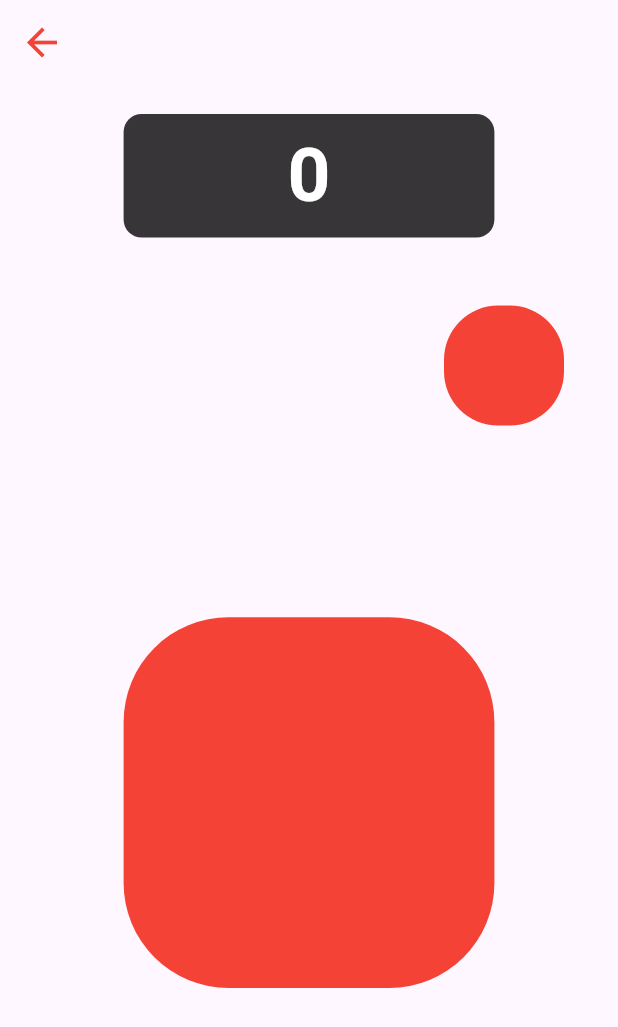
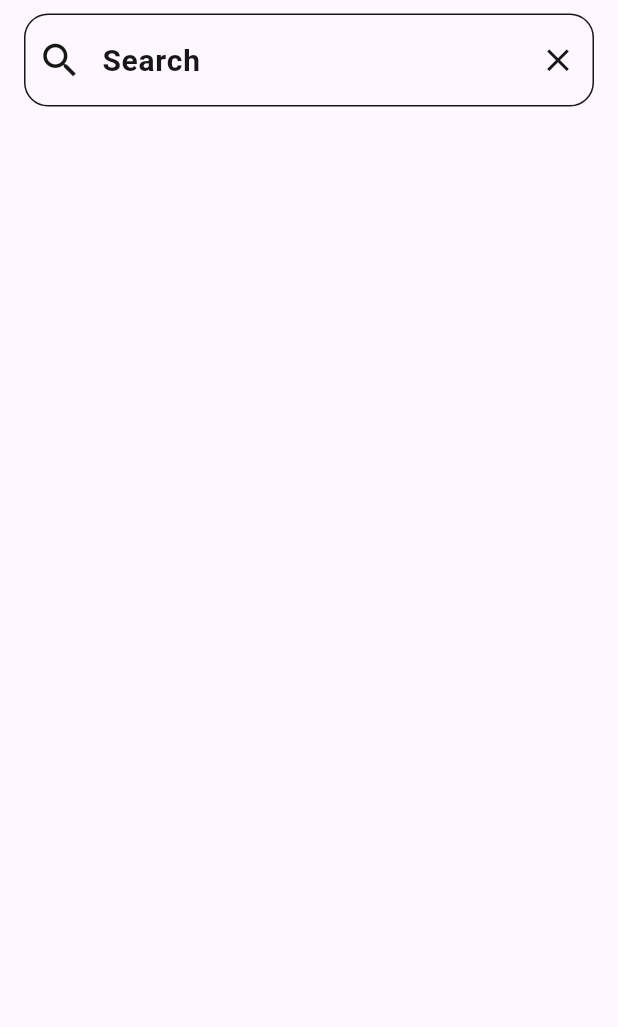
Before and after one commit to mohamedabdelsaea/again_news, a Flutter app: the screen it shows after launch, scrolled down 576 dp, after a tap on the "search" icon, on a phone screen of 412 x 824 dp. Shown: the top 1027 px of the screen. Run offline on Flutter 3.47's test engine with Material 3 defaults, Android fonts, the phone set to English and light mode, and no system bars; our stand-ins replace cached_network_image, flutter_bloc, skeletonizer.

Commit message:
# finish show bottom sheet * add screen search no finish

```diff
--- a/lib/core/route/app_routes.dart
+++ b/lib/core/route/app_routes.dart
@@ -1,6 +1,6 @@
 import 'package:again_news/core/route/page_route_name.dart';
 import 'package:again_news/modules/home/home_screen.dart';
-import 'package:again_news/modules/splash/sibha_screen.dart';
+import 'package:again_news/modules/home/search/search_screen.dart';
 import 'package:again_news/modules/splash/splash_screen.dart';
 import 'package:flutter/material.dart';
 
@@ -15,11 +15,10 @@ class AppRoutes {
         return MaterialPageRoute(
           builder: (context) => HomeScreen(),
         );
-      case PageRouteName.sibha:
+      case PageRouteName.search:
         return MaterialPageRoute(
-          builder: (context) => SibhaScreen(),
+          builder: (context) => SearchScreen(),
         );
-
       default:
         return MaterialPageRoute(
           builder: (context) => SplashScreen(),
--- a/lib/core/route/page_route_name.dart
+++ b/lib/core/route/page_route_name.dart
@@ -1,5 +1,5 @@
 class PageRouteName {
   static const String initial = '/';
   static const String home = 'home';
-  static const String sibha = 'sibha';
+  static const String search = 'search';
 }
--- a/lib/modules/home/home_screen.dart
+++ b/lib/modules/home/home_screen.dart
@@ -44,9 +44,8 @@ class _HomeScreenState extends State<HomeScreen> {
               actions: [
                 GestureDetector(
                   onTap: () {
-                    navigatorKey.currentState!.pushNamedAndRemoveUntil(
-                      PageRouteName.sibha,
-                      (route) => false,
+                    navigatorKey.currentState!.pushNamed(
+                      PageRouteName.search,
                     );
                   },
                   child: Icon(
--- /dev/null
+++ b/lib/modules/home/search/search_screen.dart
@@ -0,0 +1,65 @@
+import 'package:again_news/core/theme/app_color.dart';
+import 'package:again_news/main.dart';
+import 'package:flutter/material.dart';
+
+class SearchScreen extends StatelessWidget {
+  const SearchScreen({super.key});
+
+  @override
+  Widget build(BuildContext context) {
+    return Scaffold(
+      body: CustomScrollView(
+        slivers: [
+          SliverAppBar(
+            leading: SizedBox(),
+            leadingWidth: 0,
+            toolbarHeight: 80,
+            floating: true,
+            title: TextFormField(
+              decoration: InputDecoration(
+                hintText: 'Search',
+                prefixIcon: Icon(
+                  Icons.search,
+                  color: AppColor.black,
+                  size: 30,
+                ),
+                suffixIcon: InkWell(
+                    onTap: () {
+                      navigatorKey.currentState!.pop();
+                    },
+                    child: Icon(
+                      Icons.close,
+                      size: 25,
+                      color: AppColor.black,
+                    )),
+                hintStyle: TextStyle(
+                  fontSize: 20,
+                  color: AppColor.black,
+                  fontWeight: FontWeight.w600,
+                ),
+                enabledBorder: OutlineInputBorder(
+                  borderRadius: BorderRadius.circular(16),
+                  borderSide: BorderSide(
+                    color: AppColor.black,
+                  ),
+                ),
+                disabledBorder: OutlineInputBorder(
+                  borderRadius: BorderRadius.circular(16),
+                  borderSide: BorderSide(
+                    color: AppColor.black,
+                  ),
+                ),
+                border: OutlineInputBorder(
+                  borderRadius: BorderRadius.circular(16),
+                  borderSide: BorderSide(
+                    color: AppColor.black,
+                  ),
+                ),
+              ),
+            ),
+          ),
+        ],
+      ),
+    );
+  }
+}
--- a/lib/modules/home/widgets/bottom_articles_sheet.dart
+++ b/lib/modules/home/widgets/bottom_articles_sheet.dart
@@ -2,6 +2,7 @@ import 'package:again_news/core/theme/app_color.dart';
 import 'package:again_news/model/article_model.dart';
 import 'package:cached_network_image/cached_network_image.dart';
 import 'package:flutter/material.dart';
+import 'package:url_launcher/url_launcher.dart';
 
 class BottomArticlesSheet {
   static void show(BuildContext context, Article article) {
@@ -54,13 +55,19 @@ class BottomArticlesSheet {
                   style: FilledButton.styleFrom(
                     backgroundColor: AppColor.black,
                     foregroundColor: AppColor.white,
-                    shape: RoundedRectangleBorder(borderRadius: BorderRadiusGeometry.circular(8)),
+                    shape: RoundedRectangleBorder(
+                        borderRadius: BorderRadiusGeometry.circular(8)),
                     textStyle: TextStyle(
                       fontWeight: FontWeight.bold,
                       fontSize: 20,
                     ),
                   ),
-                  onPressed: () {},
+                  onPressed: () {
+                    launchUrl(
+                      Uri.parse(article.url ?? 'error'),
+                      mode: LaunchMode.inAppBrowserView,
+                    );
+                  },
                   child: Row(
                     mainAxisAlignment: MainAxisAlignment.center,
                     children: [
--- a/lib/modules/splash/sibha_screen.dart
+++ /dev/null
@@ -1,103 +0,0 @@
-import 'package:again_news/core/route/page_route_name.dart';
-import 'package:again_news/main.dart';
-import 'package:flutter/material.dart';
-
-class SibhaScreen extends StatefulWidget {
-  const SibhaScreen({super.key});
-
-  @override
-  State<SibhaScreen> createState() => _SibhaScreenState();
-}
-
-class _SibhaScreenState extends State<SibhaScreen> {
-  int num = 0;
-
-  void addNum() {
-    num++;
-    setState(() {
-    });
-  }
-
-  void deleteNum() {
-    num = 0;
-    setState(() {
-    });
-  }
-
-  @override
-  Widget build(BuildContext context) {
-    var size = MediaQuery.of(context).size;
-    var theme = Theme.of(context);
-    return Scaffold(
-      appBar: AppBar(leading: IconButton(onPressed: () {
-        navigatorKey.currentState!.pushNamed(PageRouteName.home);
-      }, icon: Icon(Icons.arrow_back,color: Colors.red,size: 30,)),),
-      body: Column(
-        children: [
-          SizedBox(height: 20),
-          Align(
-            alignment: Alignment.center,
-            child: Container(
-              alignment: Alignment.center,
-              width: size.width * 0.6,
-              height: size.height * 0.1,
-              decoration: BoxDecoration(
-                borderRadius: BorderRadius.circular(12),
-                color: Colors.black.withAlpha(200),
-              ),
-              child: Center(
-                child: Text(
-                  '$num',
-                  style: theme.textTheme.bodySmall?.copyWith(
-                      fontWeight: FontWeight.bold,
-                      color: Colors.white,
-                      fontSize: 50),
-                ),
-              ),
-            ),
-          ),
-          SizedBox(height: size.height * 0.055),
-          GestureDetector(
-            onTap: () {
-              setState(() {
-                deleteNum();
-              });
-            },
-            child: Row(
-              mainAxisAlignment: MainAxisAlignment.end,
-              children: [
-                Padding(
-                  padding: const EdgeInsets.symmetric(horizontal: 36.0),
-                  child: Container(
-                    width: 80,
-                    height: 80,
-                    decoration: BoxDecoration(
-                      borderRadius: BorderRadius.circular(36),
-                      color: Colors.red,
-                    ),
-                  ),
-                ),
-              ],
-            ),
-          ),
-          SizedBox(height: size.height * 0.155),
-          GestureDetector(
-            onTap: () {
-              setState(() {
-                addNum();
-              });
-            },
-            child: Container(
-              width: size.width * 0.6,
-              height: size.height * 0.3,
-              decoration: BoxDecoration(
-                borderRadius: BorderRadius.circular(70),
-                color: Colors.red,
-              ),
-            ),
-          ),
-        ],
-      ),
-    );
-  }
-}
--- a/pubspec.yaml
+++ b/pubspec.yaml
@@ -38,6 +38,7 @@ dependencies:
   cached_network_image: ^3.4.1
   skeletonizer: ^2.1.1
   flutter_bloc: ^9.1.1
+  url_launcher: ^6.3.2
 
 dev_dependencies:
   flutter_test:
```
Also changed, not shown: pubspec.lock, 6 other files.
